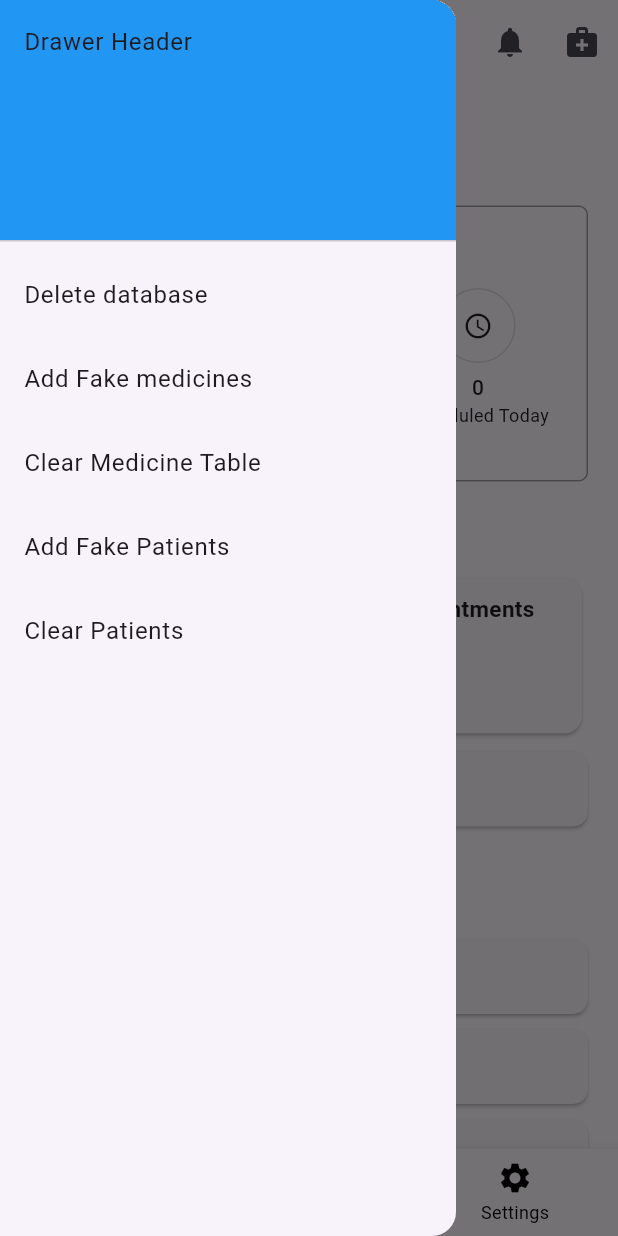
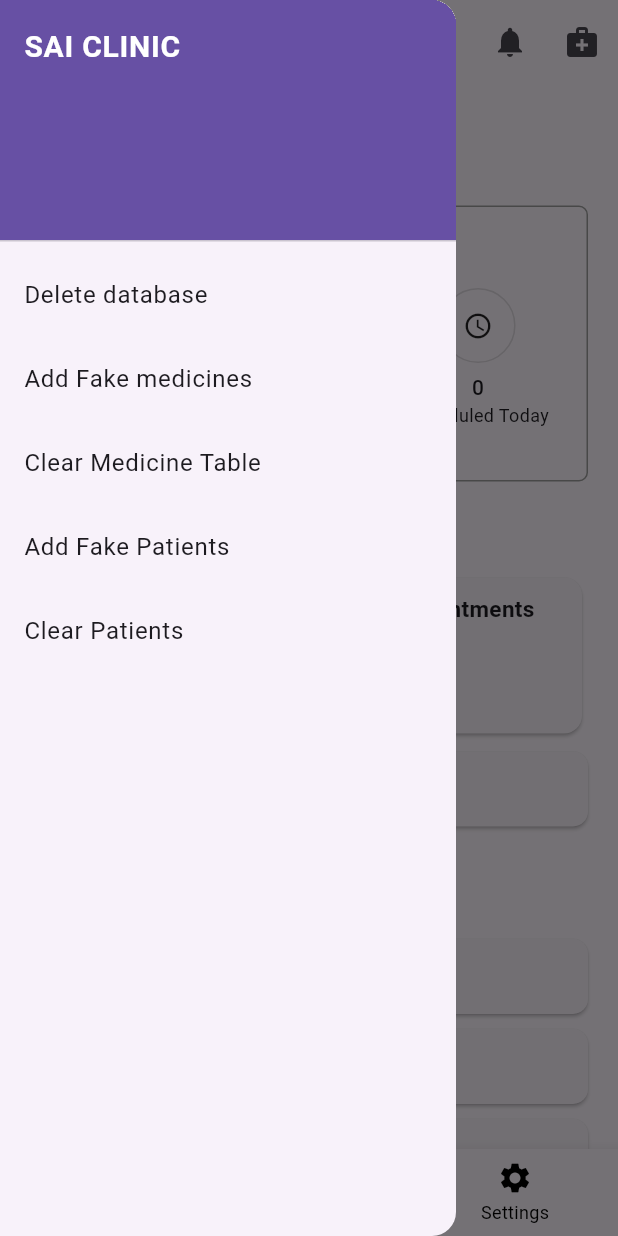
Before and after one commit to Susheer/dispensary, a Flutter app: the screen it shows after launch, with the side drawer open, on a phone screen of 412 x 824 dp. Run offline on Flutter 3.47's test engine with Material 3 defaults, Android fonts, the phone set to English and light mode, and no system bars; our stand-ins replace faker, flutter_dotenv, sqflite, timeago; missing offline and left inert: autocomplete_textfield; accounts and stored records are empty.

Commit message:
me: drawer color

```diff
--- a/lib/screens/landing_screen.dart
+++ b/lib/screens/landing_screen.dart
@@ -110,9 +110,15 @@ class _LandingScreenState extends State<LandingScreen> {
             children: [
               const DrawerHeader(
                 decoration: BoxDecoration(
-                  color: Colors.blue,
+                  color: Color(0xff6750a4),
                 ),
-                child: const Text('Drawer Header'),
+                child: Text(
+                  'SAI CLINIC',
+                  style: TextStyle(
+                      color: Colors.white,
+                      fontSize: 20,
+                      fontWeight: FontWeight.bold),
+                ),
               ),
               ListTile(
                 title: const Text('Delete database'),
```
